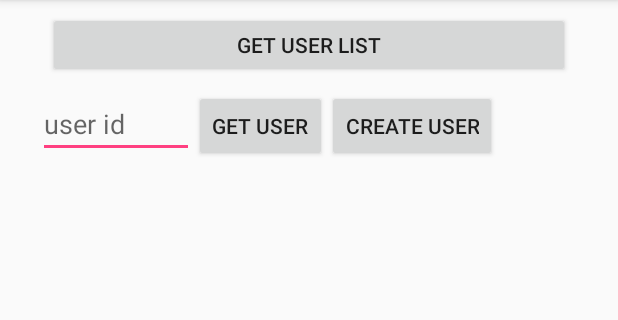
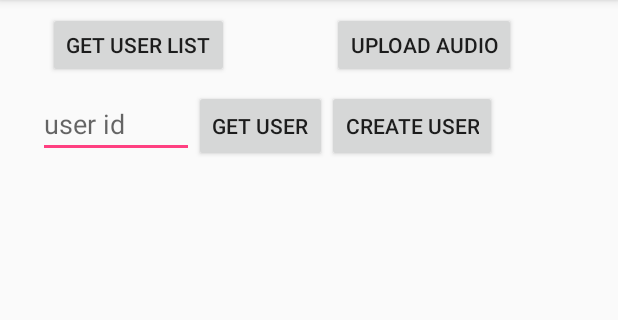
Before and after one commit to SethuVignesh/AndroidTemplateCode, an Android app: the RetrofitDemoActivity screen opened directly, with no data from a screen before it, on a phone screen of 412 x 824 dp, the part 84-404 px from its top. Run offline under Robolectric (Android 15) with nearby library versions, the phone set to English and light mode, and no system bars; our stand-ins replace ButterKnife, Picasso; pictures from the network do not load.

Commit message:
feat: Retrofit- Multipart implementation (Audio upload)
 sample php script is available in https://gist.github.com/joicepj11/6ab53c06727acf85174477c3d0499f7b for uploading file to server using localhost

```diff
--- a/app/src/main/java/com/sethu/androidtemplatecode/retrofitapiinterface/UserApiInterface.java
+++ b/app/src/main/java/com/sethu/androidtemplatecode/retrofitapiinterface/UserApiInterface.java
@@ -1,15 +1,20 @@
 package com.sethu.androidtemplatecode.retrofitapiinterface;
 
+import com.sethu.androidtemplatecode.model.AudioUploadResponse;
 import com.sethu.androidtemplatecode.model.CreateUserResponse;
 import com.sethu.androidtemplatecode.model.User;
 import com.sethu.androidtemplatecode.model.UserData;
 import java.util.List;
+import okhttp3.MultipartBody;
 import retrofit2.Call;
 import retrofit2.http.Field;
 import retrofit2.http.FormUrlEncoded;
 import retrofit2.http.GET;
+import retrofit2.http.Multipart;
 import retrofit2.http.POST;
+import retrofit2.http.Part;
 import retrofit2.http.Path;
+import retrofit2.http.Url;
 
 public interface UserApiInterface {
     @GET("/api/users")
@@ -20,4 +25,7 @@ public interface UserApiInterface {
     @FormUrlEncoded
     Call<CreateUserResponse> createUser(@Field("name") String name,
                                         @Field("job") String job);
+    @Multipart
+    @POST
+    Call<AudioUploadResponse> uploadAudioToServer(@Url String url , @Part MultipartBody.Part audio);
 }
--- a/app/src/main/res/layout/activity_retrofit_demo.xml
+++ b/app/src/main/res/layout/activity_retrofit_demo.xml
@@ -8,16 +8,27 @@
 
     <Button
         android:id="@+id/getMultipleUsers"
-        android:layout_width="match_parent"
+        android:layout_width="wrap_content"
         android:layout_height="44dp"
-        android:layout_marginEnd="32dp"
         android:layout_marginStart="32dp"
         android:layout_marginTop="8dp"
-        app:layout_constraintEnd_toEndOf="parent"
-        app:layout_constraintHorizontal_bias="0.0"
+        android:text="Get User List"
         app:layout_constraintStart_toStartOf="parent"
         app:layout_constraintTop_toTopOf="parent"
         tools:ignore="MissingConstraints" />
+    <Button
+        android:id="@+id/uploadAudio"
+        android:layout_width="wrap_content"
+        android:layout_height="44dp"
+        android:layout_marginBottom="8dp"
+        android:layout_marginEnd="8dp"
+        android:layout_marginStart="8dp"
+        android:layout_marginTop="8dp"
+        android:text="Upload Audio"
+        app:layout_constraintBottom_toTopOf="@+id/linearLayout2"
+        app:layout_constraintEnd_toEndOf="parent"
+        app:layout_constraintStart_toEndOf="@+id/getMultipleUsers"
+        app:layout_constraintTop_toTopOf="parent" />
 
     <LinearLayout
         android:id="@+id/linearLayout2"
```
Also changed, not shown: app/src/main/java/com/sethu/androidtemplatecode/model/AudioUploadResponse.java (added, +20 -0 lines), app/src/main/java/com/sethu/androidtemplatecode/view/RetrofitDemoActivity.java (+38 -1 lines), 1 other file.
